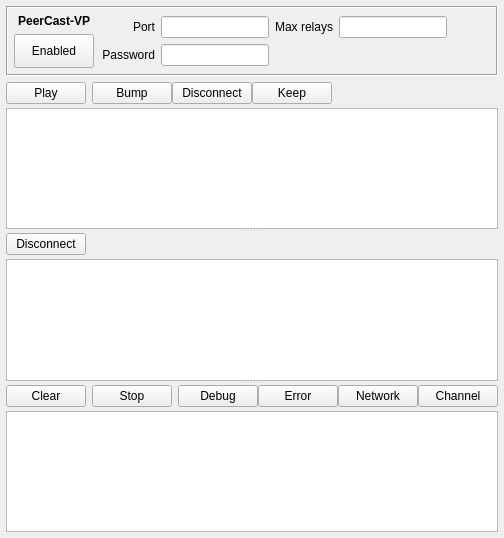
Before: the Qt Designer form ui/qt4/mainform.ui in nelkana/PeerCastQT, drawn with Qt 5.
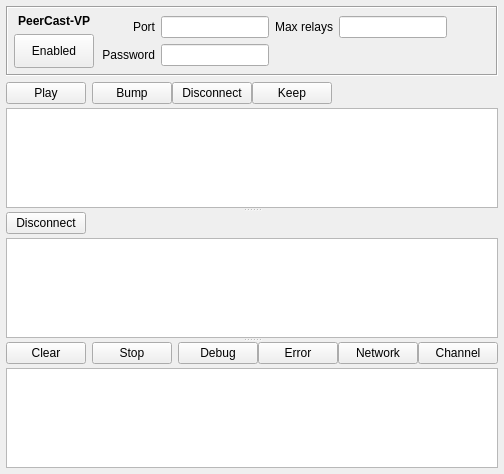
After: the same form once the commit is applied. Custom widgets are drawn as their Qt base class.

Commit message: ウィンドウタイトルをPeerCastQtに変更(Qt4GUI)

The edit to the form file:
```diff
--- a/ui/qt4/mainform.ui
+++ b/ui/qt4/mainform.ui
@@ -6,8 +6,8 @@
    <rect>
     <x>0</x>
     <y>0</y>
-    <width>497</width>
-    <height>538</height>
+    <width>486</width>
+    <height>474</height>
    </rect>
   </property>
   <property name="windowTitle">
```
Left out of the diff: 2 changed lines with no effect on the pictures.
